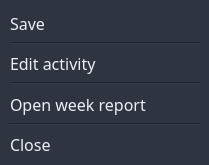
Qt form menu.ui (guillermoarb/AFK_v0) before a commit.
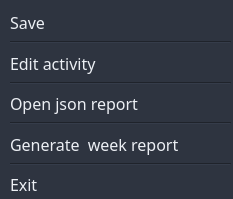
The same form after that commit.

Commit message: Added text report by activity

The edit to the form file:
```diff
--- a/menu.ui
+++ b/menu.ui
@@ -6,8 +6,8 @@
    <rect>
     <x>0</x>
     <y>0</y>
-    <width>209</width>
-    <height>165</height>
+    <width>233</width>
+    <height>199</height>
    </rect>
   </property>
   <property name="windowTitle">
@@ -21,8 +21,8 @@
     <rect>
      <x>10</x>
      <y>10</y>
-     <width>191</width>
-     <height>147</height>
+     <width>221</width>
+     <height>187</height>
     </rect>
    </property>
    <layout class="QGridLayout" name="gridLayout">
@@ -52,31 +52,7 @@
       </property>
      </widget>
     </item>
-    <item row="5" column="0">
-     <widget class="QLabel" name="menu_open_week_report">
-      <property name="font">
-       <font>
-        <family>Fira Code</family>
-        <pointsize>12</pointsize>
-       </font>
-      </property>
-      <property name="styleSheet">
-       <string notr="true">QLabel
-{
-color: #ECEFF4;
-}
-QLabel:hover
-{
-color:#ECEFF4;
-background-color: #4C566A;
-}</string>
-      </property>
-      <property name="text">
-       <string>Open week report</string>
-      </property>
-     </widget>
-    </item>
-    <item row="7" column="0">
+    <item row="9" column="0">
      <widget class="QLabel" name="menu_close">
       <property name="font">
        <font>
@@ -96,7 +72,31 @@
 }</string>
       </property>
       <property name="text">
-       <string>Close</string>
+       <string>Exit</string>
+      </property>
+     </widget>
+    </item>
+    <item row="7" column="0">
+     <widget class="QLabel" name="menu_generate_week_report">
+      <property name="font">
+       <font>
+        <family>Fira Code</family>
+        <pointsize>12</pointsize>
+       </font>
+      </property>
+      <property name="styleSheet">
+       <string notr="true">QLabel
+{
+color: #ECEFF4;
+}
+QLabel:hover
+{
+color:#ECEFF4;
+background-color: #4C566A;
+}</string>
+      </property>
+      <property name="text">
+       <string>Generate  week report</string>
       </property>
      </widget>
     </item>
@@ -138,13 +138,44 @@
       </property>
      </widget>
     </item>
-    <item row="6" column="0">
+    <item row="8" column="0">
      <widget class="Line" name="line_3">
       <property name="orientation">
        <enum>Qt::Horizontal</enum>
       </property>
      </widget>
     </item>
+    <item row="5" column="0">
+     <widget class="QLabel" name="menu_open_json_report">
+      <property name="font">
+       <font>
+        <family>Fira Code</family>
+        <pointsize>12</pointsize>
+       </font>
+      </property>
+      <property name="styleSheet">
+       <string notr="true">QLabel
+{
+color: #ECEFF4;
+}
+QLabel:hover
+{
+color:#ECEFF4;
+background-color: #4C566A;
+}</string>
+      </property>
+      <property name="text">
+       <string>Open json report</string>
+      </property>
+     </widget>
+    </item>
+    <item row="6" column="0">
+     <widget class="Line" name="line_4">
+      <property name="orientation">
+       <enum>Qt::Horizontal</enum>
+      </property>
+     </widget>
+    </item>
    </layout>
   </widget>
  </widget>
```
The commit also changes 6 other files.
